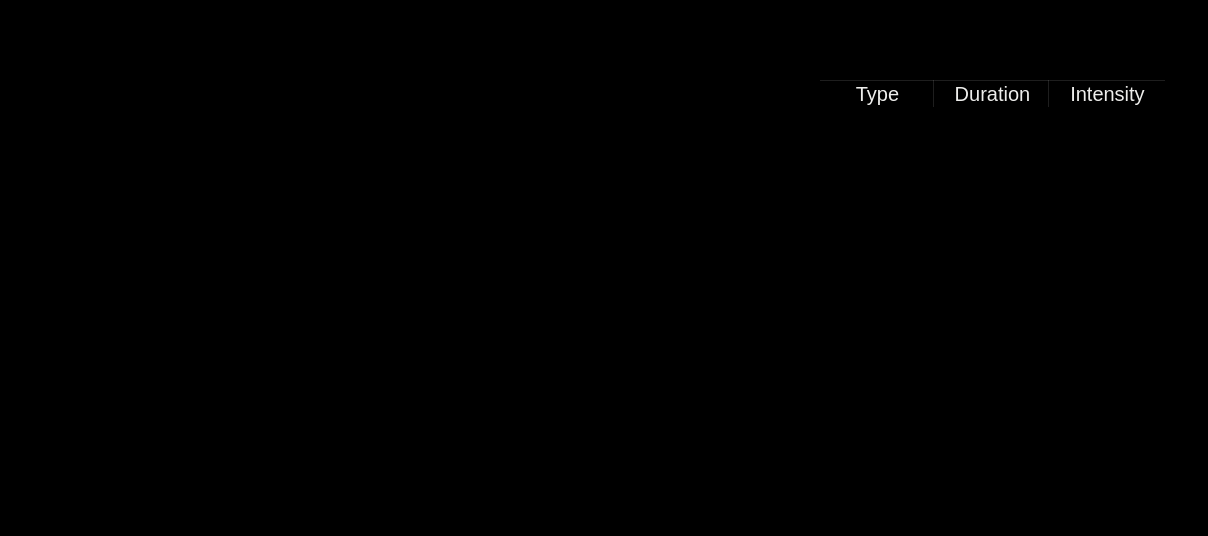
This is team_3004/mainwindow.ui in Aranesh22/OasisProManual as Qt 5 draws it before an edit. The edited form follows.
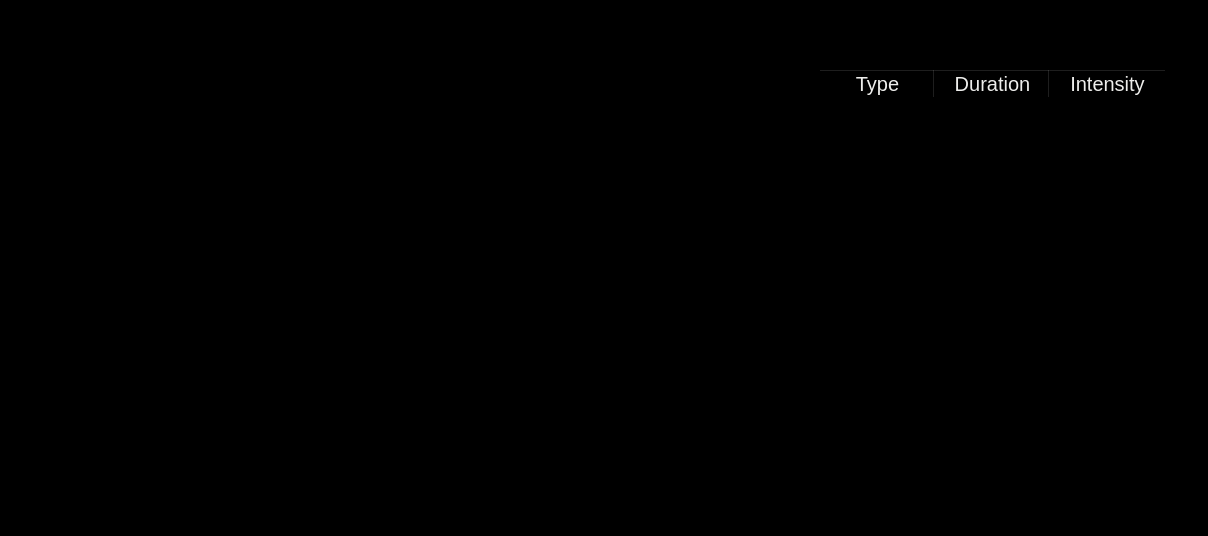
This is the edited form. Icons and pictures are not drawn.

Commit message: updates to battery graph

```diff
--- a/team_3004/mainwindow.ui
+++ b/team_3004/mainwindow.ui
@@ -24,11 +24,17 @@
     <property name="geometry">
      <rect>
       <x>10</x>
-      <y>10</y>
+      <y>0</y>
       <width>1211</width>
       <height>491</height>
      </rect>
     </property>
+    <property name="sizePolicy">
+     <sizepolicy hsizetype="Fixed" vsizetype="Fixed">
+      <horstretch>0</horstretch>
+      <verstretch>0</verstretch>
+     </sizepolicy>
+    </property>
     <property name="autoFillBackground">
      <bool>false</bool>
     </property>
@@ -570,9 +576,9 @@
      <property name="geometry">
       <rect>
        <x>140</x>
-       <y>180</y>
+       <y>150</y>
        <width>59</width>
-       <height>410</height>
+       <height>341</height>
       </rect>
      </property>
      <layout class="QVBoxLayout" name="verticalLayout_4">
@@ -580,7 +586,7 @@
        <number>0</number>
       </property>
       <property name="sizeConstraint">
-       <enum>QLayout::SetFixedSize</enum>
+       <enum>QLayout::SetMinimumSize</enum>
       </property>
       <item alignment="Qt::AlignLeft">
        <widget class="QPushButton" name="col_num_8">
@@ -606,7 +612,7 @@
         <property name="iconSize">
          <size>
           <width>45</width>
-          <height>45</height>
+          <height>25</height>
          </size>
         </property>
         <property name="autoRepeat">
@@ -620,10 +626,13 @@
         </property>
        </widget>
       </item>
-      <item alignment="Qt::AlignLeft">
+      <item>
        <widget class="QPushButton" name="col_num_7">
+        <property name="enabled">
+         <bool>true</bool>
+        </property>
         <property name="sizePolicy">
-         <sizepolicy hsizetype="Minimum" vsizetype="Minimum">
+         <sizepolicy hsizetype="Fixed" vsizetype="Fixed">
           <horstretch>0</horstretch>
           <verstretch>0</verstretch>
          </sizepolicy>
@@ -650,7 +659,7 @@
         <property name="iconSize">
          <size>
           <width>45</width>
-          <height>45</height>
+          <height>25</height>
          </size>
         </property>
         <property name="autoRepeat">
@@ -694,7 +703,7 @@
         <property name="iconSize">
          <size>
           <width>45</width>
-          <height>45</height>
+          <height>25</height>
          </size>
         </property>
         <property name="autoRepeat">
@@ -738,7 +747,7 @@
         <property name="iconSize">
          <size>
           <width>45</width>
-          <height>45</height>
+          <height>25</height>
          </size>
         </property>
         <property name="autoRepeat">
@@ -782,7 +791,7 @@
         <property name="iconSize">
          <size>
           <width>45</width>
-          <height>45</height>
+          <height>25</height>
          </size>
         </property>
         <property name="autoRepeat">
@@ -826,7 +835,7 @@
         <property name="iconSize">
          <size>
           <width>45</width>
-          <height>45</height>
+          <height>25</height>
          </size>
         </property>
         <property name="autoRepeat">
@@ -870,7 +879,7 @@
         <property name="iconSize">
          <size>
           <width>45</width>
-          <height>45</height>
+          <height>25</height>
          </size>
         </property>
         <property name="autoRepeat">
@@ -887,7 +896,7 @@
       <item alignment="Qt::AlignLeft">
        <widget class="QPushButton" name="col_num_1">
         <property name="sizePolicy">
-         <sizepolicy hsizetype="Minimum" vsizetype="Minimum">
+         <sizepolicy hsizetype="Minimum" vsizetype="Fixed">
           <horstretch>0</horstretch>
           <verstretch>0</verstretch>
          </sizepolicy>
@@ -895,7 +904,7 @@
         <property name="maximumSize">
          <size>
           <width>16777215</width>
-          <height>51</height>
+          <height>50</height>
          </size>
         </property>
         <property name="autoFillBackground">
@@ -914,7 +923,7 @@
         <property name="iconSize">
          <size>
           <width>45</width>
-          <height>45</height>
+          <height>25</height>
          </size>
         </property>
         <property name="autoRepeat">
```
The commit also changes 2 other files.
